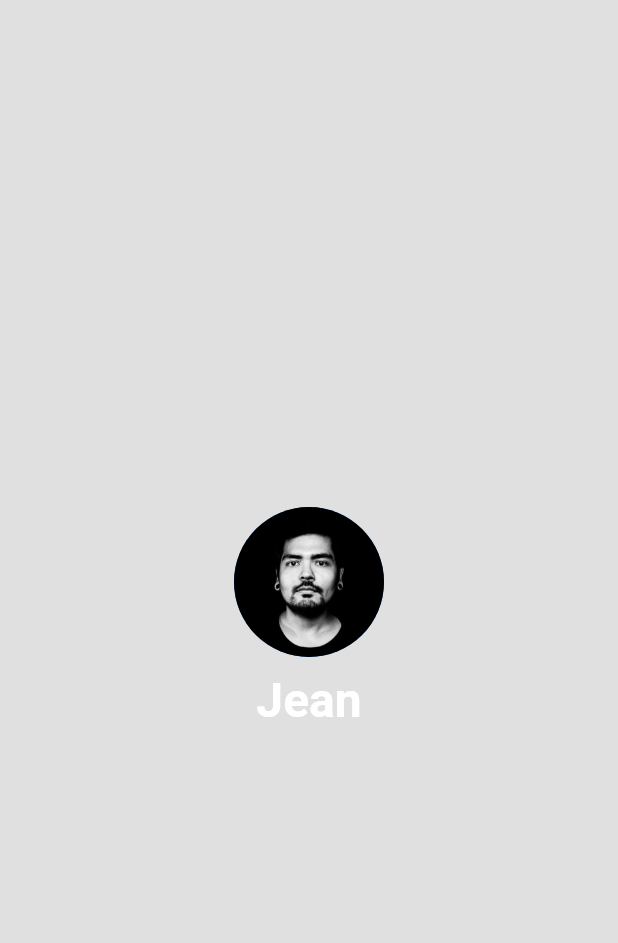
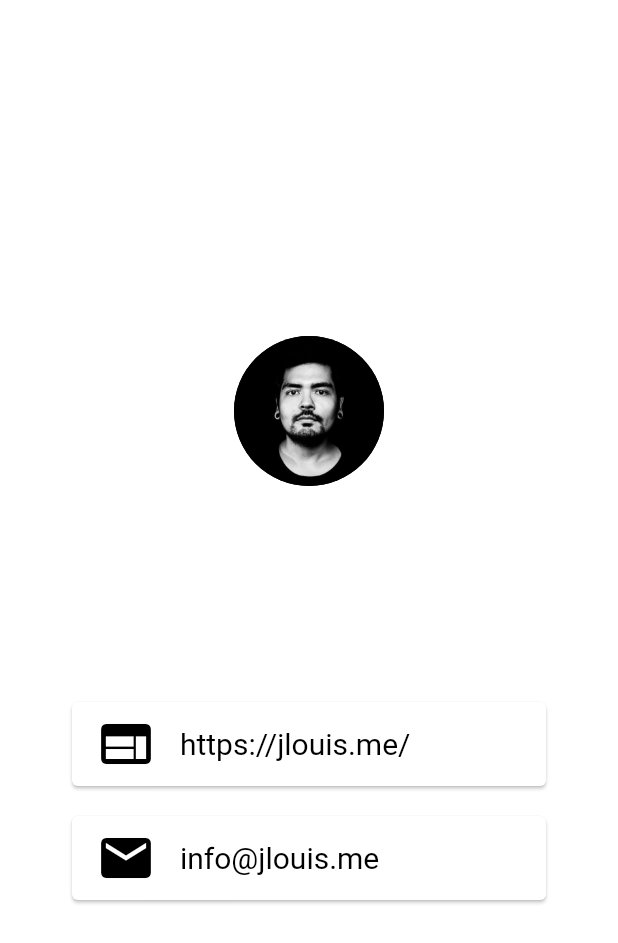
Before and after one commit to jlouiss/flutter-challenges-business_card, a Flutter app: the screen it shows after launch, on a phone screen of 412 x 824 dp. Shown: the top 943 px of the screen. Run offline on Flutter 3.47's test engine with Material 2 defaults, Android fonts, the phone set to English and light mode, and no system bars; Roboto replaces fonts that are missing (Nanum Gothic Coding).

Commit message:
Add cards

```diff
--- a/lib/main.dart
+++ b/lib/main.dart
@@ -9,25 +9,73 @@ class MyApp extends StatelessWidget {
   Widget build(BuildContext context) {
     return MaterialApp(
       home: Scaffold(
-        backgroundColor: Colors.black12,
+        backgroundColor: Color.fromARGB(20, 255, 255, 255),
         body: SafeArea(
           child: Column(
             children: <Widget>[
               CircleAvatar(
+                backgroundColor: Colors.black,
                 backgroundImage: AssetImage('images/me.jpg'),
                 radius: 50.0,
               ),
-              SizedBox(height: 10.0),
+              SizedBox(height: 16.0),
               Text(
-                'Jean',
+                'Jean Salbego',
+                style: TextStyle(
+                  color: Colors.white,
+                  fontFamily: 'Source Sans Pro',
+                  fontSize: 40.0,
+                  fontWeight: FontWeight.bold,
+                ),
+              ),
+              SizedBox(height: 18.0),
+              Text(
+                'Full stack developer',
                 style: TextStyle(
                   color: Colors.white,
                   fontFamily: 'Nanum Gothic Coding',
-                  fontSize: 32.0,
+                  fontSize: 26.0,
                   fontWeight: FontWeight.bold,
                 ),
               ),
-              Container(width: double.infinity),
+              SizedBox(height: 10.0),
+              Card(
+                child: ListTile(
+                  leading: Icon(
+                    Icons.web,
+                    color: Colors.black,
+                    size: 40.0,
+                  ),
+                  title: Text(
+                    'https://jlouis.me/',
+                    style: TextStyle(
+                      color: Colors.black,
+                      fontFamily: 'Nanum Gothic Coding',
+                      fontSize: 20.0,
+                    ),
+                  ),
+                ),
+                margin: EdgeInsets.symmetric(vertical: 20.0, horizontal: 48.0),
+              ),
+              Card(
+                child: ListTile(
+                  leading: Icon(
+                    Icons.email,
+                    color: Colors.black,
+                    size: 40.0,
+                  ),
+                  title: Text(
+                    'info@jlouis.me',
+                    style: TextStyle(
+                      color: Colors.black,
+                      fontFamily: 'Nanum Gothic Coding',
+                      fontSize: 20.0,
+                    ),
+                  ),
+                ),
+                margin: EdgeInsets.symmetric(horizontal: 48.0),
+              ),
+//              Container(width: double.infinity),
             ],
             crossAxisAlignment: CrossAxisAlignment.center,
             mainAxisAlignment: MainAxisAlignment.center,
```
